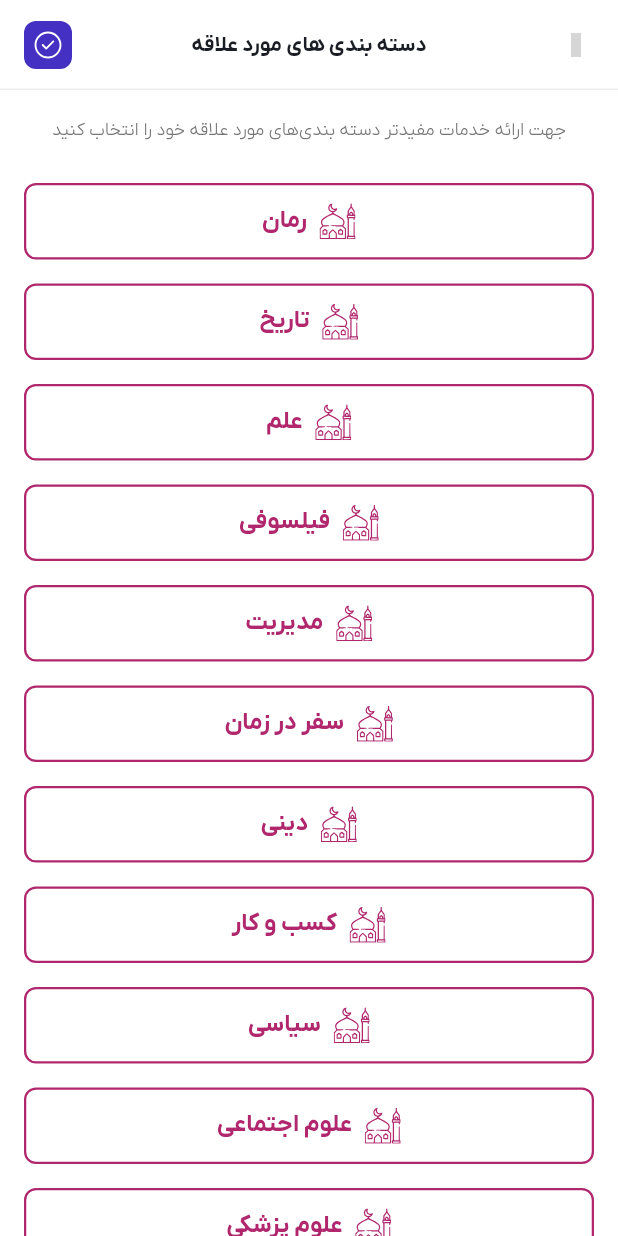
After one commit to Yasin-A10/bazargan-book-app, a Flutter app: the ProfileFavoritesScreen screen opened by its route, on a phone screen of 412 x 824 dp. The commit adds this screen. Run offline on Flutter 3.47's test engine with Material 3 defaults, Android fonts, the phone set to English and light mode, and no system bars; our stand-ins replace flutter_svg, go_router, iconsax_flutter; grey boxes are pictures that could not be loaded.

Commit message:
add favorites page

```diff
--- a/lib/config/router/app_router.dart
+++ b/lib/config/router/app_router.dart
@@ -3,6 +3,7 @@ import 'package:bazargan/config/router/route_paths.dart';
 import 'package:bazargan/features/home/presentation/screen/book_list_screen.dart';
 import 'package:bazargan/features/my_library_bookmarks/presentation/screen/my_library_bookmarks_screen.dart';
 import 'package:bazargan/features/profile_comments/presentation/screen/profile_comments_screen.dart';
+import 'package:bazargan/features/profile_favorites/presentation/screen/profile_favorites_screen.dart';
 import 'package:bazargan/features/profile_transaction/presentation/screen/profile_transaction_screen.dart';
 import 'package:flutter/widgets.dart';
 import 'package:go_router/go_router.dart';
@@ -19,22 +20,23 @@ final GoRouter appRouter = GoRouter(
   navigatorKey: navigatorKey,
   initialLocation: RoutePaths.home,
   routes: [
-    //! Main
+    //! Home
     GoRoute(
       path: RoutePaths.home,
       builder: (context, state) => const MainScreen(),
     ),
-
     GoRoute(
       path: RoutePaths.bookList,
       builder: (context, state) => const BookListScreen(),
     ),
 
+    //! My Library
     GoRoute(
       path: RoutePaths.myLibraryBookmarks,
       builder: (context, state) => const MyLibraryBookmarksScreen(),
     ),
 
+    //! Profile
     GoRoute(
       path: RoutePaths.profileComments,
       builder: (context, state) => const ProfileCommentsScreen(),
@@ -42,6 +44,10 @@ final GoRouter appRouter = GoRouter(
     GoRoute(
       path: RoutePaths.profileTransaction,
       builder: (context, state) => const ProfileTransactionScreen(),
+    ),
+    GoRoute(
+      path: RoutePaths.profileFavorites,
+      builder: (context, state) => const ProfileFavoritesScreen(),
     ),
   ],
 
--- a/lib/config/router/route_paths.dart
+++ b/lib/config/router/route_paths.dart
@@ -8,4 +8,5 @@ class RoutePaths {
 
   static const String profileComments = '/profile/comments';
   static const String profileTransaction = '/profile/transaction';
+  static const String profileFavorites = '/profile/favorites';
 }
--- a/lib/core/constants/images.dart
+++ b/lib/core/constants/images.dart
@@ -8,6 +8,9 @@ class Images {
 
   static const String tooman = 'assets/icons/tooman.svg';
   static const String category1 = 'assets/icons/category1.svg';
+  static const String category1White = 'assets/icons/category1-white.svg';
+
+  static const String tickButton = 'assets/icons/tick-button.svg';
 
   static const String edit = 'assets/icons/edit.svg';
   static const String trash = 'assets/icons/trash.svg';
--- a/lib/features/profile/presentation/screen/profile_screen.dart
+++ b/lib/features/profile/presentation/screen/profile_screen.dart
@@ -151,7 +151,9 @@ class _ProfileScreenState extends State<ProfileScreen> {
                         fontSize: 14,
                         fontWeight: FontWeight.w300,
                       ),
-                      onPressed: () {},
+                      onPressed: () {
+                        context.push(RoutePaths.profileFavorites);
+                      },
                     ),
                   ],
                 ),
--- /dev/null
+++ b/lib/features/profile_favorites/presentation/screen/profile_favorites_screen.dart
@@ -0,0 +1,167 @@
+import 'package:bazargan/core/constants/colors.dart';
+import 'package:bazargan/core/constants/texts.dart';
+import 'package:bazargan/features/profile_favorites/presentation/widgets/category_item_widget.dart';
+import 'package:flutter/material.dart';
+import 'package:bazargan/core/constants/images.dart';
+import 'package:flutter_svg/svg.dart';
+import 'package:go_router/go_router.dart';
+import 'package:iconsax_flutter/iconsax_flutter.dart';
+
+final List<Map<String, String>> categories = [
+  {
+    'title': 'رمان',
+    'icon': Images.category1,
+    'isSelectedIcon': Images.category1White,
+  },
+  {
+    'title': 'تاریخ',
+    'icon': Images.category1,
+    'isSelectedIcon': Images.category1White,
+  },
+  {
+    'title': 'علم',
+    'icon': Images.category1,
+    'isSelectedIcon': Images.category1White,
+  },
+  {
+    'title': 'فیلسوفی',
+    'icon': Images.category1,
+    'isSelectedIcon': Images.category1White,
+  },
+  {
+    'title': 'مدیریت',
+    'icon': Images.category1,
+    'isSelectedIcon': Images.category1White,
+  },
+  {
+    'title': 'سفر در زمان',
+    'icon': Images.category1,
+    'isSelectedIcon': Images.category1White,
+  },
+  {
+    'title': 'دینی',
+    'icon': Images.category1,
+    'isSelectedIcon': Images.category1White,
+  },
+  {
+    'title': 'کسب و کار',
+    'icon': Images.category1,
+    'isSelectedIcon': Images.category1White,
+  },
+  {
+    'title': 'سیاسی',
+    'icon': Images.category1,
+    'isSelectedIcon': Images.category1White,
+  },
+  {
+    'title': 'علوم اجتماعی',
+    'icon': Images.category1,
+    'isSelectedIcon': Images.category1White,
+  },
+  {
+    'title': 'علوم پزشکی',
+    'icon': Images.category1,
+    'isSelectedIcon': Images.category1White,
+  },
+  {
+    'title': 'علوم زیستی',
+    'icon': Images.category1,
+    'isSelectedIcon': Images.category1White,
+  },
+  {
+    'title': 'نجوم',
+    'icon': Images.category1,
+    'isSelectedIcon': Images.category1White,
+  },
+  {
+    'title': 'نقد و ارزیابی',
+    'icon': Images.category1,
+    'isSelectedIcon': Images.category1White,
+  },
+  {
+    'title': 'فیزیک',
+    'icon': Images.category1,
+    'isSelectedIcon': Images.category1White,
+  },
+  {
+    'title': 'ریاضیات',
+    'icon': Images.category1,
+    'isSelectedIcon': Images.category1White,
+  },
+];
+
+class ProfileFavoritesScreen extends StatefulWidget {
+  const ProfileFavoritesScreen({super.key});
+
+  @override
+  State<ProfileFavoritesScreen> createState() => _ProfileFavoritesScreenState();
+}
+
+class _ProfileFavoritesScreenState extends State<ProfileFavoritesScreen> {
+  final Set<int> selectedIndexes = {};
+
+  @override
+  Widget build(BuildContext context) {
+    return Scaffold(
+      appBar: AppBar(
+        title: const Text('دسته بندی های مورد علاقه'),
+        leading: IconButton(
+          icon: const Icon(
+            Iconsax.arrow_right_1_copy,
+            color: AppColors.neutral757575,
+            size: 16,
+          ),
+          onPressed: () => context.pop(),
+        ),
+        actions: [
+          Padding(
+            padding: const EdgeInsets.only(left: 8),
+            child: SvgPicture.asset(Images.tickButton, height: 32),
+          ),
+        ],
+      ),
+      body: SingleChildScrollView(
+        padding: const EdgeInsets.all(16),
+        child: Column(
+          crossAxisAlignment: CrossAxisAlignment.center,
+          children: [
+            Text(
+              textAlign: TextAlign.center,
+              'جهت ارائه خدمات مفیدتر دسته بندی‌های مورد علاقه خود را انتخاب کنید',
+              style: AppTextStyles.body.copyWith(
+                color: AppColors.neutral757575,
+                fontWeight: FontWeight.w300,
+                height: 1.8,
+              ),
+            ),
+            const SizedBox(height: 24),
+            ListView.separated(
+              itemCount: categories.length,
+              shrinkWrap: true,
+              physics: const NeverScrollableScrollPhysics(),
+              itemBuilder: (context, index) {
+                final category = categories[index];
+                return CategoryItemWidget(
+                  title: category['title']!,
+                  icon: category['icon']!,
+                  isSelectedIcon: category['isSelectedIcon']!,
+                  isSelected: selectedIndexes.contains(index),
+                  onTap: () {
+                    setState(() {
+                      if (selectedIndexes.contains(index)) {
+                        selectedIndexes.remove(index);
+                      } else {
+                        selectedIndexes.add(index);
+                      }
+                    });
+                  },
+                );
+              },
+              separatorBuilder: (context, index) => const SizedBox(height: 16),
+            ),
+          ],
+        ),
+      ),
+    );
+  }
+}
--- /dev/null
+++ b/lib/features/profile_favorites/presentation/widgets/category_item_widget.dart
@@ -0,0 +1,60 @@
+import 'package:bazargan/core/constants/colors.dart';
+import 'package:flutter/material.dart';
+import 'package:flutter_svg/svg.dart';
+
+class CategoryItemWidget extends StatefulWidget {
+  final String title;
+  final String icon;
+  final String isSelectedIcon;
+  final bool isSelected;
+  final VoidCallback onTap;
+
+  const CategoryItemWidget({
+    super.key,
+    required this.title,
+    required this.icon,
+    required this.isSelectedIcon,
+    required this.isSelected,
+    required this.onTap,
+  });
+
+  @override
+  State<CategoryItemWidget> createState() => _CategoryItemWidgetState();
+}
+
+class _CategoryItemWidgetState extends State<CategoryItemWidget> {
+  @override
+  Widget build(BuildContext context) {
+    final isSelected = widget.isSelected;
+
+    return GestureDetector(
+      onTap: widget.onTap,
+      child: Container(
+        width: double.infinity,
+        padding: const EdgeInsets.symmetric(vertical: 12, horizontal: 24),
+        decoration: BoxDecoration(
+          color: isSelected ? AppColors.primary : Colors.white,
+          borderRadius: BorderRadius.circular(8),
+          border: Border.all(color: AppColors.primary, width: 1.5),
+        ),
+        child: Row(
+          mainAxisAlignment: MainAxisAlignment.center,
+          children: [
+            isSelected
+                ? SvgPicture.asset(widget.isSelectedIcon, height: 24)
+                : SvgPicture.asset(widget.icon, height: 24),
+            const SizedBox(width: 8),
+            Text(
+              widget.title,
+              style: TextStyle(
+                fontSize: 16,
+                fontWeight: FontWeight.bold,
+                color: isSelected ? Colors.white : AppColors.primary,
+              ),
+            ),
+          ],
+        ),
+      ),
+    );
+  }
+}
```
Also changed, not shown: assets/icons/category1-white.svg (added), assets/icons/tick-button.svg (added).
